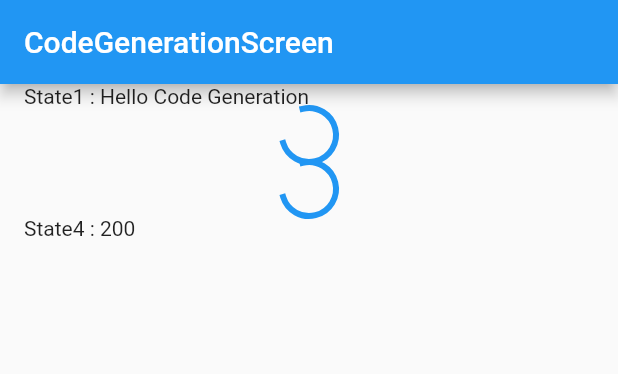
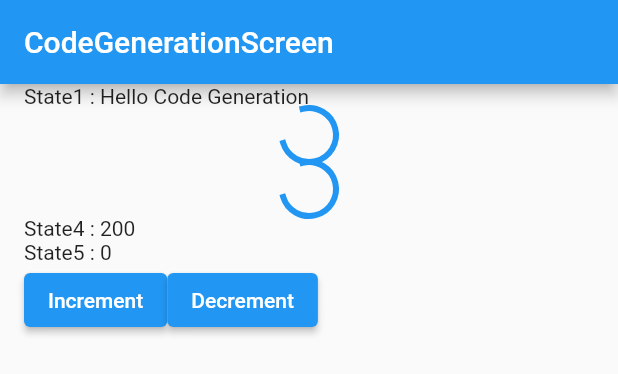
Before and after one commit to Bullets-jyr/statement_river, a Flutter app: the CodeGenerationScreen widget shown alone on an empty page, opened directly, on a phone screen of 412 x 824 dp. Shown: the top 374 px of the screen. Run offline on Flutter 3.47's test engine with Material 2 defaults, Android fonts, the phone set to English and light mode, and no system bars; our stand-ins replace flutter_riverpod, riverpod_annotation; generated files the repository leaves out were written again.

Commit message:
Riverpod v2 StateNotifierProvider 코드제너레이션으로 생성하기

```diff
--- a/lib/riverpod/code_generation_provider.dart
+++ b/lib/riverpod/code_generation_provider.dart
@@ -49,3 +49,21 @@ final _testFamilyProvider = Provider.family<int, Parameter>((ref, parameter) =>
 int gStateMultiply(GStateMultiplyRef ref, {required int number1, required int number2}) {
   return number1 * number2;
 }
+
+@riverpod
+class GStateNotifier extends _$GStateNotifier {
+
+  // 초기상태 값 지정
+  @override
+  int build() {
+    return 0;
+  }
+
+  increment() {
+    state++;
+  }
+
+  decrement() {
+    state--;
+  }
+}
--- a/lib/screen/code_generation_screen.dart
+++ b/lib/screen/code_generation_screen.dart
@@ -15,6 +15,7 @@ class CodeGenerationScreen extends ConsumerWidget {
       number1: 10,
       number2: 20,
     ));
+    final state5 = ref.watch(gStateNotifierProvider);
 
     return DefaultLayout(
       title: 'CodeGenerationScreen',
@@ -58,6 +59,23 @@ class CodeGenerationScreen extends ConsumerWidget {
             ),
           ),
           Text('State4 : $state4'),
+          Text('State5 : $state5'),
+          Row(
+            children: [
+              ElevatedButton(
+                onPressed: () {
+                  ref.read(gStateNotifierProvider.notifier).increment();
+                },
+                child: Text('Increment'),
+              ),
+              ElevatedButton(
+                onPressed: () {
+                  ref.read(gStateNotifierProvider.notifier).decrement();
+                },
+                child: Text('Decrement'),
+              ),
+            ],
+          ),
         ],
       ),
     );
```
Also changed, not shown: lib/riverpod/code_generation_provider.g.dart.
